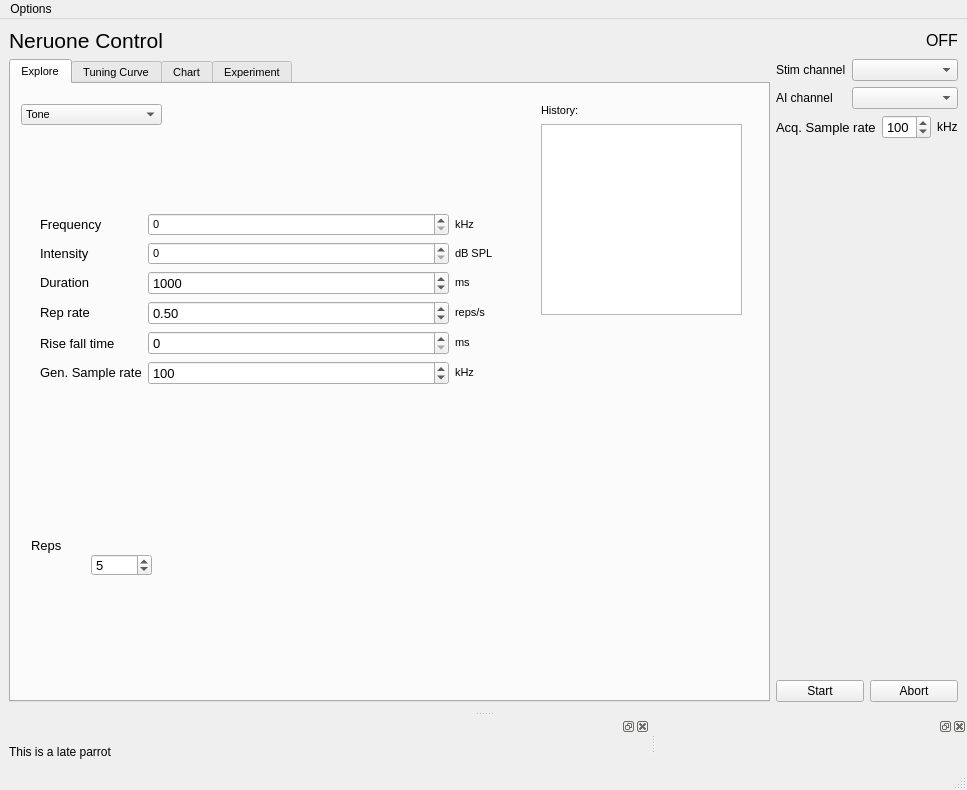
The window that main/main_control.ui (portfors-lab/sparkle) describes before a commit, drawn with Qt 5.
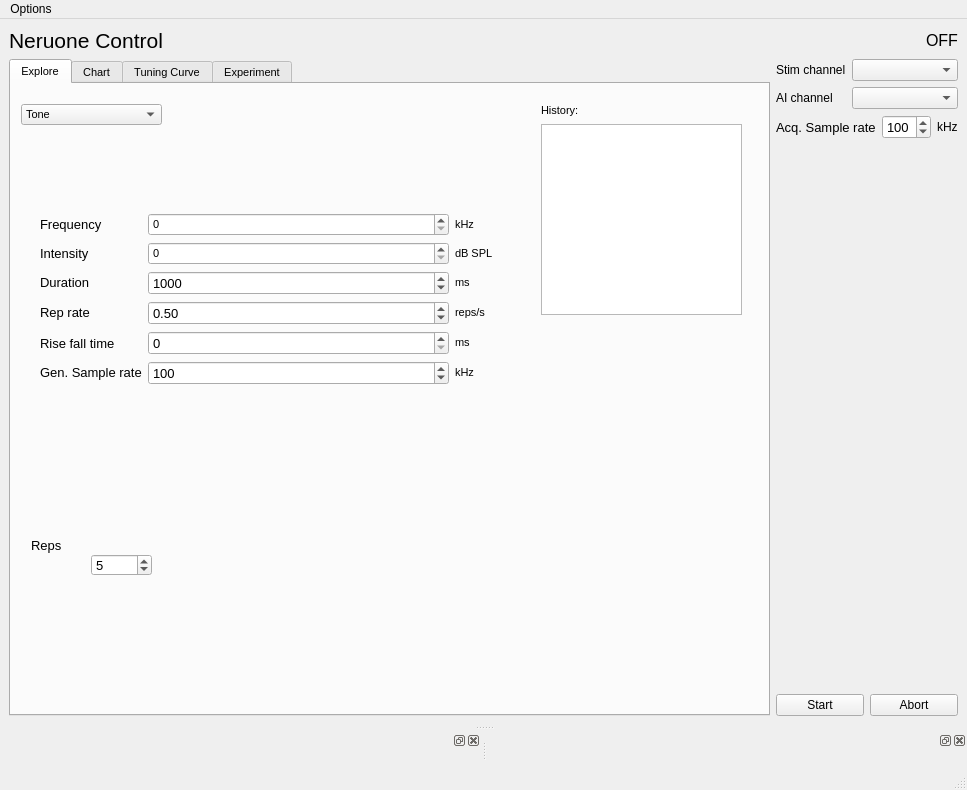
The same window after the commit. The open tabs and pages were chosen to show the change. Custom widgets are drawn as their Qt base class.

Commit message: removed some unnessary plotting code. Set up to save users inputs on GUI

```diff
--- a/main/main_control.ui
+++ b/main/main_control.ui
@@ -798,6 +798,11 @@
           </widget>
          </widget>
         </widget>
+        <widget class="QWidget" name="tab_chart">
+         <attribute name="title">
+          <string>Chart</string>
+         </attribute>
+        </widget>
         <widget class="QWidget" name="tab_tc">
          <attribute name="title">
           <string>Tuning Curve</string>
@@ -1219,11 +1224,6 @@
           </item>
          </layout>
         </widget>
-        <widget class="QWidget" name="tab_chart">
-         <attribute name="title">
-          <string>Chart</string>
-         </attribute>
-        </widget>
         <widget class="QWidget" name="tab_protocol">
          <attribute name="title">
           <string>Experiment</string>
@@ -1472,11 +1472,7 @@
    <widget class="QWidget" name="dockWidgetContents">
     <layout class="QVBoxLayout" name="verticalLayout_4">
      <item>
-      <widget class="QLabel" name="parrot_label">
-       <property name="text">
-        <string>This is a late parrot</string>
-       </property>
-      </widget>
+      <widget class="ImageWidget" name="spec_plot" native="true"/>
      </item>
     </layout>
    </widget>
@@ -1485,7 +1481,13 @@
    <attribute name="dockWidgetArea">
     <number>8</number>
    </attribute>
-   <widget class="QWidget" name="dockWidgetContents_2"/>
+   <widget class="QWidget" name="dockWidgetContents_2">
+    <layout class="QVBoxLayout" name="verticalLayout_8">
+     <item>
+      <widget class="DataPlotWidget" name="response_plot" native="true"/>
+     </item>
+    </layout>
+   </widget>
   </widget>
   <action name="actionSave_Options">
    <property name="text">
@@ -1505,6 +1507,12 @@
    <header>audiolab.plotting.chacoplots</header>
    <container>1</container>
   </customwidget>
+  <customwidget>
+   <class>DataPlotWidget</class>
+   <extends>QWidget</extends>
+   <header>audiolab.plotting.chacoplots</header>
+   <container>1</container>
+  </customwidget>
  </customwidgets>
  <resources/>
  <connections>
```
Left out of the diff: 2 changed lines with no effect on the pictures. The commit also changes 5 other files.
